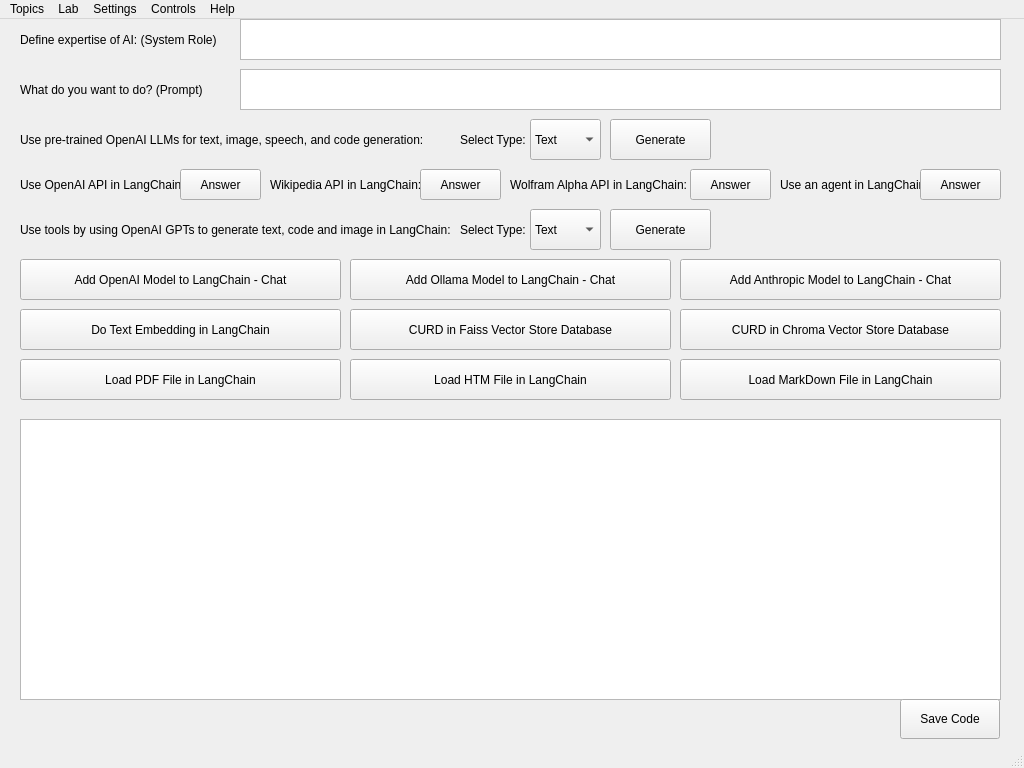
Before: the Qt Designer form ui.ui in mehrdadeahady/CV_with_ML_and_DL, drawn with Qt 5.
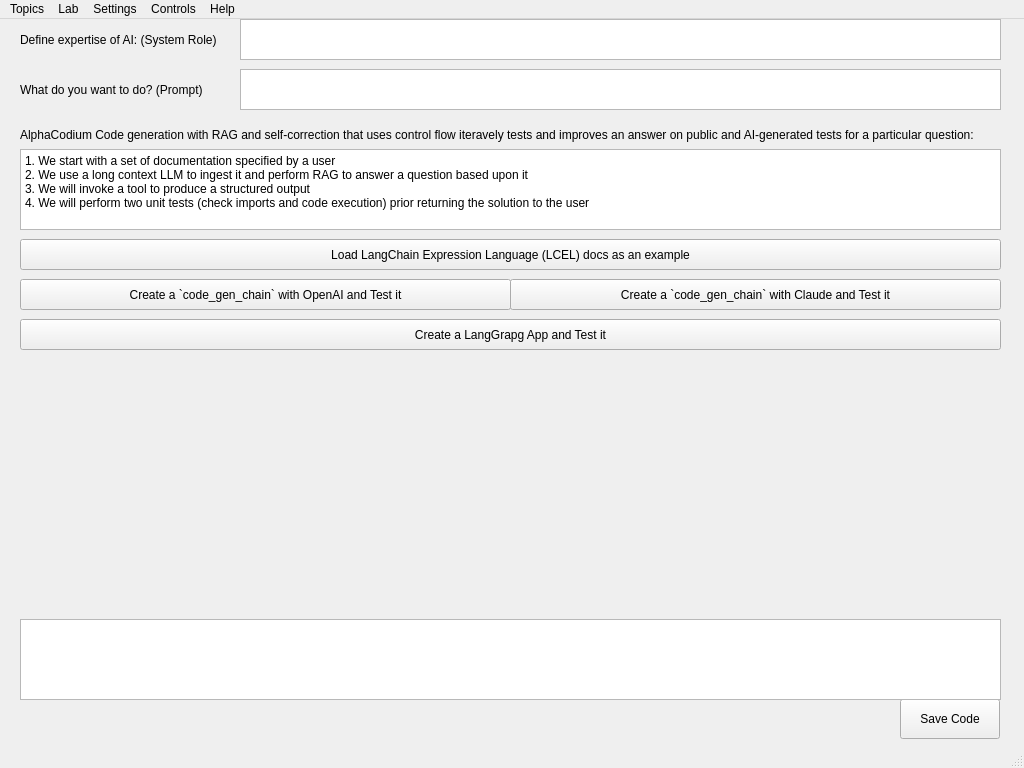
After: the same form once the commit is applied. Icons and pictures are not drawn.

The edit to the form file:
```diff
--- a/ui.ui
+++ b/ui.ui
@@ -100,7 +100,7 @@
      </size>
     </property>
     <property name="currentIndex">
-     <number>19</number>
+     <number>20</number>
     </property>
     <widget class="QWidget" name="page_ImagesAndColorsManipulationsAndOprations">
      <property name="sizePolicy">
@@ -8034,6 +8034,158 @@
       </property>
      </widget>
     </widget>
+    <widget class="QWidget" name="page_LangGraph">
+     <widget class="QPushButton" name="pushButton_SaveCode_LangGraph">
+      <property name="geometry">
+       <rect>
+        <x>890</x>
+        <y>680</y>
+        <width>100</width>
+        <height>40</height>
+       </rect>
+      </property>
+      <property name="text">
+       <string>Save Code</string>
+      </property>
+     </widget>
+     <widget class="QPlainTextEdit" name="plainTextEdit_Prompt_LangGraph">
+      <property name="geometry">
+       <rect>
+        <x>230</x>
+        <y>50</y>
+        <width>761</width>
+        <height>41</height>
+       </rect>
+      </property>
+     </widget>
+     <widget class="QLabel" name="label_Prompt_LangGraph">
+      <property name="geometry">
+       <rect>
+        <x>10</x>
+        <y>50</y>
+        <width>221</width>
+        <height>41</height>
+       </rect>
+      </property>
+      <property name="text">
+       <string>What do you want to do? (Prompt)</string>
+      </property>
+     </widget>
+     <widget class="QPlainTextEdit" name="plainTextEdit_SystemRole_LangGraph">
+      <property name="geometry">
+       <rect>
+        <x>230</x>
+        <y>0</y>
+        <width>761</width>
+        <height>41</height>
+       </rect>
+      </property>
+     </widget>
+     <widget class="QLabel" name="label_SystemRole_LangGraph">
+      <property name="geometry">
+       <rect>
+        <x>10</x>
+        <y>0</y>
+        <width>221</width>
+        <height>41</height>
+       </rect>
+      </property>
+      <property name="text">
+       <string>Define expertise of AI: (System Role)</string>
+      </property>
+     </widget>
+     <widget class="QTextBrowser" name="textBrowser_LangGraph">
+      <property name="geometry">
+       <rect>
+        <x>10</x>
+        <y>600</y>
+        <width>981</width>
+        <height>81</height>
+       </rect>
+      </property>
+     </widget>
+     <widget class="QLabel" name="label_LangGraph">
+      <property name="geometry">
+       <rect>
+        <x>10</x>
+        <y>100</y>
+        <width>981</width>
+        <height>31</height>
+       </rect>
+      </property>
+      <property name="text">
+       <string>AlphaCodium Code generation with RAG and self-correction that uses control flow iteravely tests and improves an answer on public and AI-generated tests for a particular question:</string>
+      </property>
+     </widget>
+     <widget class="QPlainTextEdit" name="plainTextEdit_LangGraph">
+      <property name="geometry">
+       <rect>
+        <x>10</x>
+        <y>130</y>
+        <width>981</width>
+        <height>81</height>
+       </rect>
+      </property>
+      <property name="plainText">
+       <string>1. We start with a set of documentation specified by a user
+2. We use a long context LLM to ingest it and perform RAG to answer a question based upon it
+3. We will invoke a tool to produce a structured output
+4. We will perform two unit tests (check imports and code execution) prior returning the solution to the user </string>
+      </property>
+     </widget>
+     <widget class="QPushButton" name="pushButton_LoadLangChainExpressionLanguageDocsAsAnExample_LangGraph">
+      <property name="geometry">
+       <rect>
+        <x>10</x>
+        <y>220</y>
+        <width>981</width>
+        <height>31</height>
+       </rect>
+      </property>
+      <property name="text">
+       <string>Load LangChain Expression Language (LCEL) docs as an example</string>
+      </property>
+     </widget>
+     <widget class="QPushButton" name="pushButton_CreateACode_gen_chainWithOpenAIAndTestIt_LangGraph">
+      <property name="geometry">
+       <rect>
+        <x>10</x>
+        <y>260</y>
+        <width>491</width>
+        <height>31</height>
+       </rect>
+      </property>
+      <property name="text">
+       <string>Create a `code_gen_chain` with OpenAI and Test it</string>
+      </property>
+     </widget>
+     <widget class="QPushButton" name="pushButton_CreateACode_gen_chainWithClaudeAndTestIt_LangGraph">
+      <property name="geometry">
+       <rect>
+        <x>500</x>
+        <y>260</y>
+        <width>491</width>
+        <height>31</height>
+       </rect>
+      </property>
+      <property name="text">
+       <string>Create a `code_gen_chain` with Claude and Test it</string>
+      </property>
+     </widget>
+     <widget class="QPushButton" name="pushButton_CreateALangGrapgAppAndTestIt_LangGraph">
+      <property name="geometry">
+       <rect>
+        <x>10</x>
+        <y>300</y>
+        <width>981</width>
+        <height>31</height>
+       </rect>
+      </property>
+      <property name="text">
+       <string>Create a LangGrapg App and Test it</string>
+      </property>
+     </widget>
+    </widget>
     <widget class="QWidget" name="page_AboutAuthorDeveloper">
      <widget class="QTextBrowser" name="textBrowser_AboutAuthorDeveloper">
       <property name="geometry">
```
